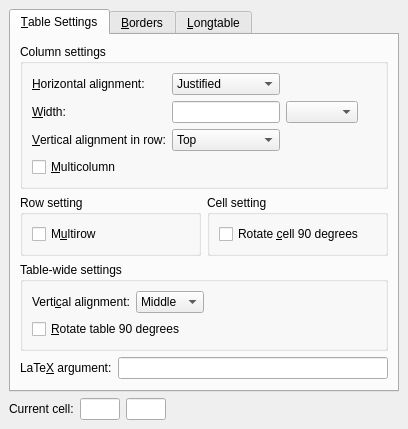
Qt form src/frontends/qt4/ui/TabularUi.ui (cburschka/lyx) before a commit.
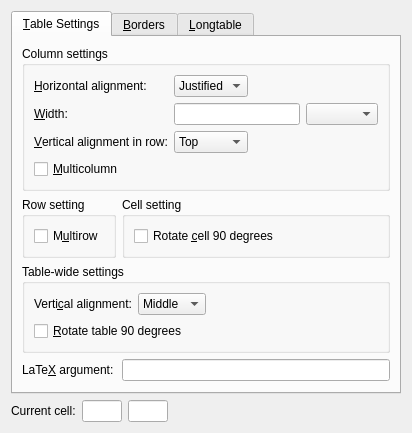
The same form after that commit. Custom widgets are drawn as their Qt base class.

Diff of the .ui file:
```diff
--- a/src/frontends/qt4/ui/TabularUi.ui
+++ b/src/frontends/qt4/ui/TabularUi.ui
@@ -5,8 +5,8 @@
    <rect>
     <x>0</x>
     <y>0</y>
-    <width>397</width>
-    <height>429</height>
+    <width>374</width>
+    <height>389</height>
    </rect>
   </property>
   <property name="windowTitle">
@@ -15,90 +15,7 @@
   <property name="sizeGripEnabled" stdset="0">
    <bool>true</bool>
   </property>
-  <layout class="QGridLayout">
-   <property name="margin">
-    <number>9</number>
-   </property>
-   <property name="spacing">
-    <number>6</number>
-   </property>
-   <item row="1" column="0">
-    <layout class="QHBoxLayout">
-     <property name="spacing">
-      <number>6</number>
-     </property>
-     <property name="margin">
-      <number>0</number>
-     </property>
-     <item>
-      <widget class="QLabel" name="TextLabel1">
-       <property name="text">
-        <string>Current cell:</string>
-       </property>
-      </widget>
-     </item>
-     <item>
-      <widget class="QLineEdit" name="tabularRowED">
-       <property name="sizePolicy">
-        <sizepolicy hsizetype="Fixed" vsizetype="Fixed">
-         <horstretch>0</horstretch>
-         <verstretch>0</verstretch>
-        </sizepolicy>
-       </property>
-       <property name="maximumSize">
-        <size>
-         <width>40</width>
-         <height>32767</height>
-        </size>
-       </property>
-       <property name="focusPolicy">
-        <enum>Qt::NoFocus</enum>
-       </property>
-       <property name="toolTip">
-        <string>Current row position</string>
-       </property>
-      </widget>
-     </item>
-     <item>
-      <widget class="QLineEdit" name="tabularColumnED">
-       <property name="sizePolicy">
-        <sizepolicy hsizetype="Fixed" vsizetype="Fixed">
-         <horstretch>0</horstretch>
-         <verstretch>0</verstretch>
-        </sizepolicy>
-       </property>
-       <property name="maximumSize">
-        <size>
-         <width>40</width>
-         <height>32767</height>
-        </size>
-       </property>
-       <property name="focusPolicy">
-        <enum>Qt::NoFocus</enum>
-       </property>
-       <property name="toolTip">
-        <string>Current column position</string>
-       </property>
-      </widget>
-     </item>
-     <item>
-      <spacer>
-       <property name="orientation">
-        <enum>Qt::Horizontal</enum>
-       </property>
-       <property name="sizeType">
-        <enum>QSizePolicy::Expanding</enum>
-       </property>
-       <property name="sizeHint" stdset="0">
-        <size>
-         <width>20</width>
-         <height>20</height>
-        </size>
-       </property>
-      </spacer>
-     </item>
-    </layout>
-   </item>
+  <layout class="QGridLayout" name="_2">
    <item row="0" column="0">
     <widget class="QTabWidget" name="TabWidget">
      <property name="toolTip">
@@ -114,13 +31,13 @@
       <attribute name="title">
        <string>&amp;Table Settings</string>
       </attribute>
-      <layout class="QGridLayout" name="gridLayout">
+      <layout class="QGridLayout" name="gridLayout_6">
        <item row="0" column="0" colspan="2">
         <widget class="QGroupBox" name="GroupBox12">
          <property name="title">
           <string>Column settings</string>
          </property>
-         <layout class="QGridLayout" name="gridLayout_5">
+         <layout class="QGridLayout" name="gridLayout">
           <item row="0" column="0">
            <widget class="QLabel" name="hAlignCO">
             <property name="text">
@@ -158,7 +75,7 @@
             </item>
            </widget>
           </item>
-          <item row="0" column="2">
+          <item row="0" column="2" colspan="2">
            <spacer>
             <property name="orientation">
              <enum>Qt::Horizontal</enum>
@@ -184,7 +101,7 @@
             </property>
            </widget>
           </item>
-          <item row="1" column="1">
+          <item row="1" column="1" colspan="2">
            <widget class="QLineEdit" name="widthED">
             <property name="enabled">
              <bool>true</bool>
@@ -197,25 +114,9 @@
             </property>
            </widget>
           </item>
-          <item row="1" column="2">
+          <item row="1" column="3">
            <widget class="LengthCombo" name="widthUnitCB"/>
           </item>
-          <item row="1" column="3">
-           <spacer name="spacer_3">
-            <property name="orientation">
-             <enum>Qt::Horizontal</enum>
-            </property>
-            <property name="sizeType">
-             <enum>QSizePolicy::Expanding</enum>
-            </property>
-            <property name="sizeHint" stdset="0">
-             <size>
-              <width>7</width>
-              <height>20</height>
-             </size>
-            </property>
-           </spacer>
-          </item>
           <item row="2" column="0">
            <widget class="QLabel" name="vAlignCO">
             <property name="text">
@@ -248,7 +149,7 @@
             </item>
            </widget>
           </item>
-          <item row="2" column="2">
+          <item row="2" column="2" colspan="2">
            <spacer name="spacer">
             <property name="orientation">
              <enum>Qt::Horizontal</enum>
@@ -301,7 +202,7 @@
          <property name="title">
           <string>Cell setting</string>
          </property>
-         <layout class="QGridLayout" name="gridLayout_6">
+         <layout class="QGridLayout" name="gridLayout_5">
           <item row="0" column="0">
            <widget class="QCheckBox" name="rotateCellCB">
             <property name="toolTip">
@@ -391,36 +292,32 @@
          </layout>
         </widget>
        </item>
-       <item row="3" column="0" colspan="2">
-        <layout class="QHBoxLayout" name="horizontalLayout">
-         <item>
-          <widget class="QLabel" name="specialAlignmentLA">
-           <property name="text">
-            <string>LaTe&amp;X argument:</string>
-           </property>
-           <property name="buddy">
-            <cstring>specialAlignmentED</cstring>
-           </property>
-          </widget>
-         </item>
-         <item>
-          <widget class="QLineEdit" name="specialAlignmentED">
-           <property name="toolTip">
-            <string>Custom column format (LaTeX)</string>
-           </property>
-          </widget>
-         </item>
-        </layout>
+       <item row="3" column="0">
+        <widget class="QLabel" name="specialAlignmentLA">
+         <property name="text">
+          <string>LaTe&amp;X argument:</string>
+         </property>
+         <property name="buddy">
+          <cstring>specialAlignmentED</cstring>
+         </property>
+        </widget>
+       </item>
+       <item row="3" column="1">
+        <widget class="QLineEdit" name="specialAlignmentED">
+         <property name="toolTip">
+          <string>Custom column format (LaTeX)</string>
+         </property>
+        </widget>
        </item>
        <item row="4" column="1">
-        <spacer name="verticalSpacer_2">
+        <spacer name="verticalSpacer_3">
          <property name="orientation">
           <enum>Qt::Vertical</enum>
          </property>
          <property name="sizeHint" stdset="0">
           <size>
-           <width>17</width>
-           <height>0</height>
+           <width>20</width>
+           <height>4</height>
           </size>
          </property>
         </spacer>
@@ -1478,6 +1375,77 @@
      </widget>
     </widget>
    </item>
+   <item row="1" column="0">
+    <layout class="QHBoxLayout" name="_3">
+     <item>
+      <widget class="QLabel" name="TextLabel1">
+       <property name="text">
+        <string>Current cell:</string>
+       </property>
+      </widget>
+     </item>
+     <item>
+      <widget class="QLineEdit" name="tabularRowED">
+       <property name="sizePolicy">
+        <sizepolicy hsizetype="Fixed" vsizetype="Fixed">
+         <horstretch>0</horstretch>
+         <verstretch>0</verstretch>
+        </sizepolicy>
+       </property>
+       <property name="maximumSize">
+        <size>
+         <width>40</width>
+         <height>32767</height>
+        </size>
+       </property>
+       <property name="focusPolicy">
+        <enum>Qt::NoFocus</enum>
+       </property>
+       <property name="toolTip">
+        <string>Current row position</string>
+       </property>
+      </widget>
+     </item>
+     <item>
+      <widget class="QLineEdit" name="tabularColumnED">
+       <property name="sizePolicy">
+        <sizepolicy hsizetype="Fixed" vsizetype="Fixed">
+         <horstretch>0</horstretch>
+         <verstretch>0</verstretch>
+        </sizepolicy>
+       </property>
+       <property name="maximumSize">
+        <size>
+         <width>40</width>
+         <height>32767</height>
+        </size>
+       </property>
+       <property name="focusPolicy">
+        <enum>Qt::NoFocus</enum>
+       </property>
+       <property name="toolTip">
+        <string>Current column position</string>
+       </property>
+      </widget>
+     </item>
+     <item>
+      <spacer>
+       <property name="orientation">
+        <enum>Qt::Horizontal</enum>
+       </property>
+       <property name="sizeType">
+        <enum>QSizePolicy::Expanding</enum>
+       </property>
+       <property name="sizeHint" stdset="0">
+        <size>
+         <width>20</width>
+         <height>20</height>
+        </size>
+       </property>
+      </spacer>
+     </item>
+    </layout>
+   </item>
   </layout>
  </widget>
  <customwidgets>
```
Left out of the diff: 51 changed lines with no effect on the pictures.
